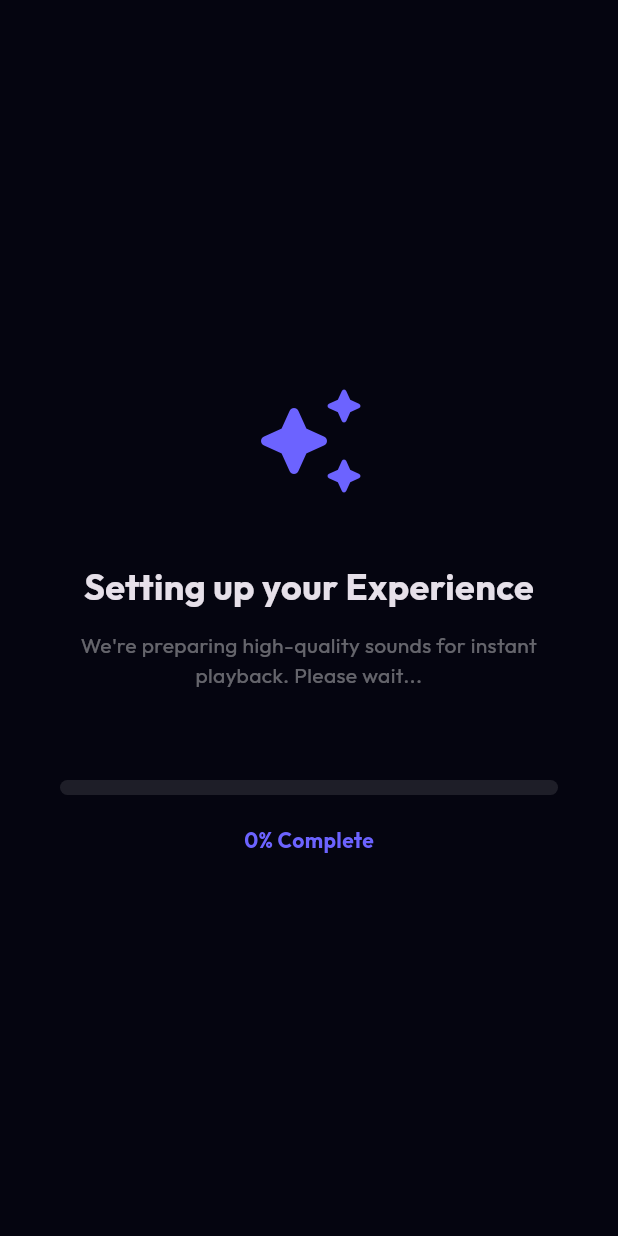
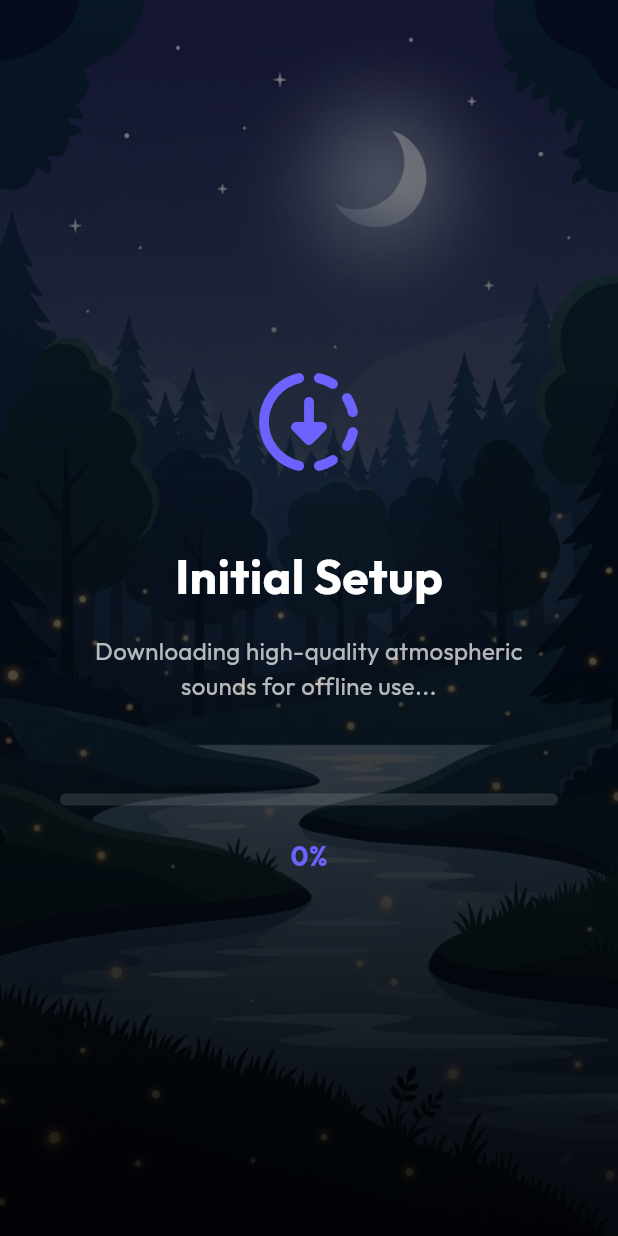
Before and after one commit to RukshanAmodya/Sleep-Love, a Flutter app: the screen it shows once a user with an empty profile is signed in, on a phone screen of 412 x 824 dp. Run offline on Flutter 3.47's test engine with Material 3 defaults, Android fonts, the phone set to English and light mode, and no system bars; drawn by our look-alikes of flutter_animate; our stand-ins replace dio, firebase_auth, firebase_core, firebase_database, flutter_local_notifications, flutter_riverpod and 5 more; missing offline and left inert: audio_session, unity_ads_plugin; accounts and stored records are empty.

Commit message:
Update: Central Premium Timer, Double-tap menu, and Pro Auto-offline setup

```diff
--- a/lib/main.dart
+++ b/lib/main.dart
@@ -6,6 +6,7 @@ import 'core/constants.dart';
 import 'services/firebase_service.dart';
 import 'services/ad_service.dart';
 import 'services/notification_service.dart';
+import 'providers/audio_provider.dart';
 import 'ui/screens/home_screen.dart';
 import 'ui/screens/login_screen.dart';
 import 'ui/screens/setup_screen.dart';
@@ -115,15 +116,23 @@ class _SplashScreenState extends State<SplashScreen> {
   }
 }
 
-class AuthWrapper extends StatelessWidget {
+class AuthWrapper extends ConsumerWidget {
   const AuthWrapper({super.key});
 
   @override
-  Widget build(BuildContext context) {
+  Widget build(BuildContext context, WidgetRef ref) {
+    final audioState = ref.watch(audioProvider);
+
     return StreamBuilder<User?>(
       stream: FirebaseAuth.instance.authStateChanges(),
       builder: (context, snapshot) {
-        if (snapshot.hasData) return const SetupScreen();
+        if (snapshot.hasData) {
+          // If setup is not complete OR Pro setup is needed
+          if (!audioState.isSetupComplete || audioState.isProSetupNeeded) {
+            return const SetupScreen();
+          }
+          return const HomeScreen();
+        }
         return const LoginScreen();
       },
     );
--- a/lib/ui/screens/setup_screen.dart
+++ b/lib/ui/screens/setup_screen.dart
@@ -4,7 +4,6 @@ import 'package:google_fonts/google_fonts.dart';
 import 'package:flutter_animate/flutter_animate.dart';
 import '../../core/constants.dart';
 import '../../providers/audio_provider.dart';
-import 'home_screen.dart';
 
 class SetupScreen extends ConsumerStatefulWidget {
   const SetupScreen({super.key});
@@ -14,81 +13,95 @@ class SetupScreen extends ConsumerStatefulWidget {
 }
 
 class _SetupScreenState extends ConsumerState<SetupScreen> {
-  bool _setupStarted = false;
+  bool _isInitialized = false;
+
+  @override
+  void didChangeDependencies() {
+    super.didChangeDependencies();
+    if (!_isInitialized) {
+      final audioState = ref.read(audioProvider);
+      if (audioState.availableSounds.isNotEmpty) {
+        WidgetsBinding.instance.addPostFrameCallback((_) {
+          ref.read(audioProvider.notifier).startInitialSetup(forPro: audioState.isProSetupNeeded);
+        });
+        _isInitialized = true;
+      }
+    }
+  }
 
   @override
   Widget build(BuildContext context) {
     final audioState = ref.watch(audioProvider);
 
-    // Use a post-frame callback to safely trigger setup
-    if (!_setupStarted && audioState.availableSounds.isNotEmpty) {
-      _setupStarted = true;
-      WidgetsBinding.instance.addPostFrameCallback((_) {
-        ref.read(audioProvider.notifier).startInitialSetup();
-      });
-    }
-
-    // Auto-navigate when complete
-    if (audioState.isSetupComplete) {
-      WidgetsBinding.instance.addPostFrameCallback((_) {
-        Navigator.of(context).pushReplacement(
-          MaterialPageRoute(builder: (_) => const HomeScreen()),
-        );
-      });
-    }
-
     return Scaffold(
       backgroundColor: AppColors.bgDark,
-      body: Center(
-        child: Padding(
+      body: Stack(
+        fit: StackFit.expand,
+        children: [
+          Image.asset(
+            'assets/nature_background.png',
+            fit: BoxFit.cover,
+            opacity: const AlwaysStoppedAnimation(0.5),
+          ),
+          Container(
+            decoration: BoxDecoration(
+              gradient: LinearGradient(
+                colors: [Colors.black.withOpacity(0.8), Colors.transparent],
+                begin: Alignment.bottomCenter,
+                end: Alignment.topCenter,
+              ),
+            ),
+          ),
+          Padding(
             padding: const EdgeInsets.symmetric(horizontal: 40),
             child: Column(
               mainAxisAlignment: MainAxisAlignment.center,
               children: [
-              const Icon(Icons.auto_awesome_rounded, size: 80, color: AppColors.primary)
+                const Icon(Icons.downloading_rounded, size: 80, color: AppColors.primary)
                     .animate(onPlay: (c) => c.repeat())
-                  .shimmer(duration: 2.seconds)
-                  .scale(duration: 1.seconds, curve: Curves.easeInOut),
+                    .shimmer(duration: 2.seconds),
                 const SizedBox(height: 40),
                 Text(
-                "Setting up your Experience",
+                  audioState.isProSetupNeeded ? "Setting up Pro Sounds" : "Initial Setup",
+                  style: GoogleFonts.outfit(fontSize: 32, fontWeight: FontWeight.bold, color: Colors.white),
+                ),
+                const SizedBox(height: 16),
+                Text(
+                  "Downloading high-quality atmospheric sounds for offline use...",
                   textAlign: TextAlign.center,
-                style: GoogleFonts.outfit(fontSize: 24, fontWeight: FontWeight.bold),
-              ),
-              const SizedBox(height: 12),
-              const Text(
-                "We're preparing high-quality sounds for instant playback. Please wait...",
-                textAlign: TextAlign.center,
-                style: TextStyle(color: Colors.white38, fontSize: 14),
+                  style: GoogleFonts.outfit(fontSize: 16, color: Colors.white70),
                 ),
                 const SizedBox(height: 60),
-
-              // Progress Bar
+                Stack(
+                  alignment: Alignment.center,
+                  children: [
                     Container(
-                height: 10,
-                width: double.infinity,
-                decoration: BoxDecoration(color: Colors.white10, borderRadius: BorderRadius.circular(10)),
-                child: FractionallySizedBox(
+                      height: 8,
+                      decoration: BoxDecoration(color: Colors.white12, borderRadius: BorderRadius.circular(4)),
+                    ),
+                    FractionallySizedBox(
                       alignment: Alignment.centerLeft,
-                  widthFactor: audioState.setupProgress.clamp(0.0, 1.0),
+                      widthFactor: audioState.setupProgress,
                       child: Container(
+                        height: 8,
                         decoration: BoxDecoration(
                           gradient: AppColors.purpleGradient,
-                      borderRadius: BorderRadius.circular(10),
+                          borderRadius: BorderRadius.circular(4),
                           boxShadow: [BoxShadow(color: AppColors.primary.withOpacity(0.5), blurRadius: 10)],
                         ),
                       ),
                     ),
-              ).animate().fadeIn(delay: 500.ms),
-
+                  ],
+                ),
                 const SizedBox(height: 20),
                 Text(
-                "${(audioState.setupProgress * 100).toInt()}% Complete",
-                style: GoogleFonts.outfit(fontWeight: FontWeight.bold, color: AppColors.primary),
+                  "${(audioState.setupProgress * 100).toInt()}%",
+                  style: GoogleFonts.outfit(fontSize: 18, fontWeight: FontWeight.bold, color: AppColors.primary),
                 ),
               ],
             ),
           ),
+        ],
       ),
     );
   }
```
Also changed, not shown: lib/providers/audio_provider.dart (+39 -14 lines), lib/ui/screens/home_screen.dart (+31 -15 lines). Lines whose indentation alone changed are shown as unchanged.
